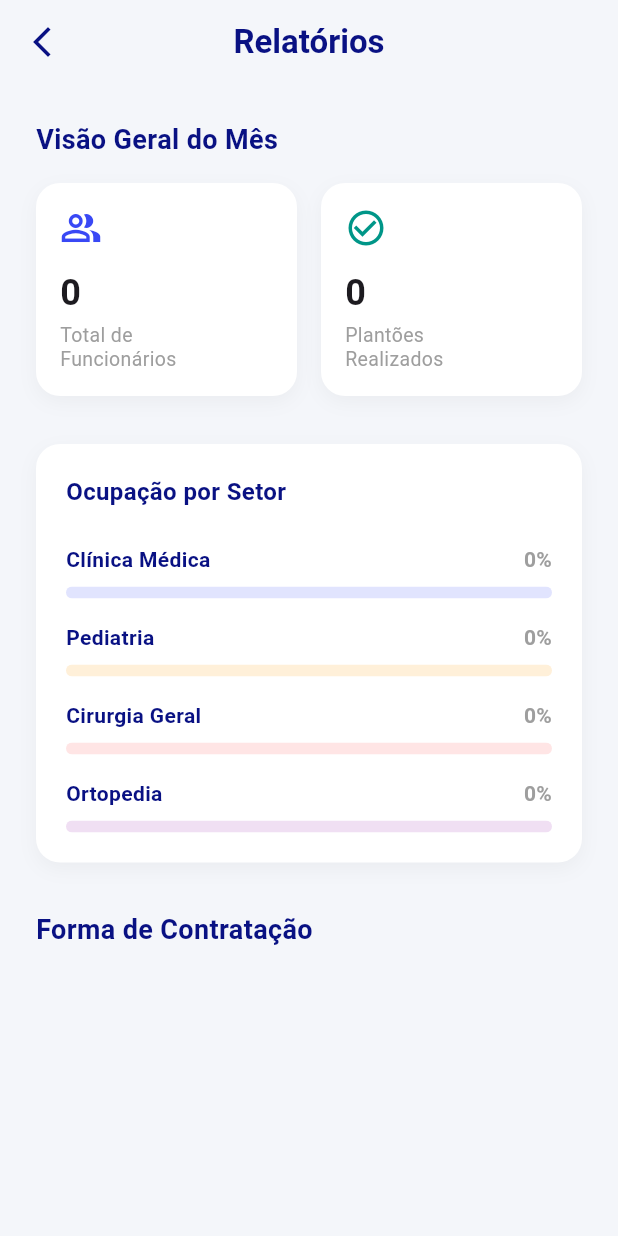
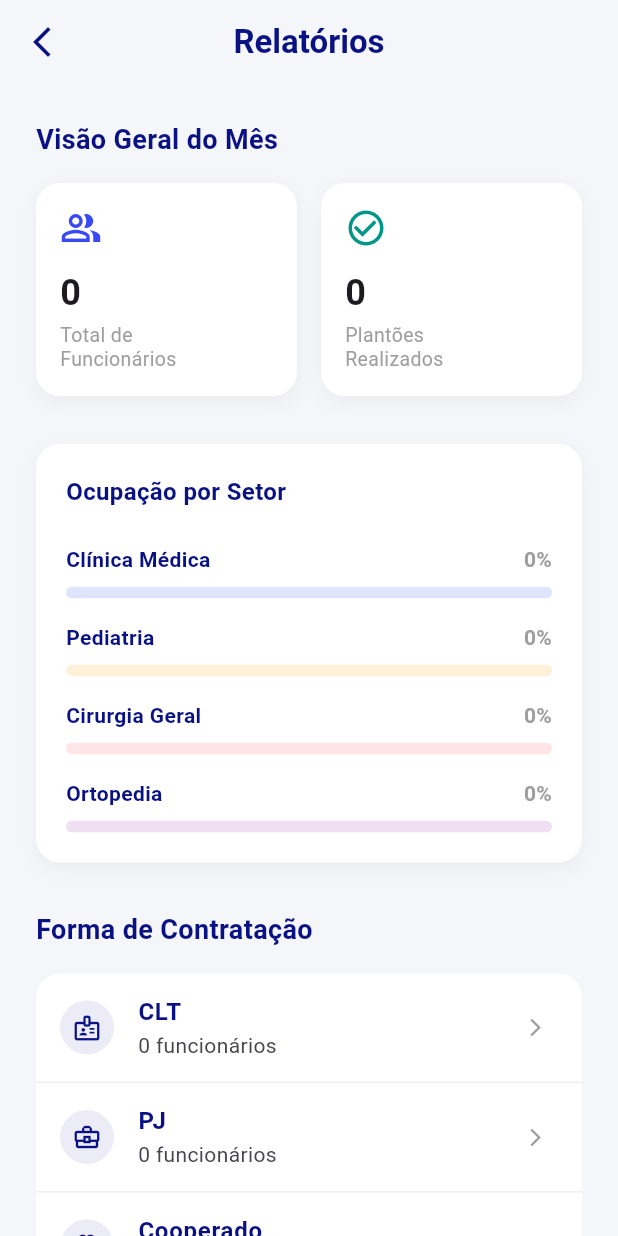
Before and after one commit to EscalaMed/frontend, a Flutter app: the TelaRelatorios screen opened directly, on a phone screen of 412 x 824 dp. Run offline on Flutter 3.47's test engine with Material 3 defaults, Android fonts, the phone set to English and light mode, and no system bars.

Commit message:
feat: lista de contrato do relatório

```diff
--- /dev/null
+++ b/lib/components/lista_de_contrato.dart
@@ -0,0 +1,33 @@
+import 'package:flutter/material.dart';
+
+class ItemListaContrato extends StatelessWidget {
+  final String titulo;
+  final String subtitulo;
+  final IconData icone;
+
+  const ItemListaContrato({
+    super.key,
+    required this.titulo,
+    required this.subtitulo,
+    required this.icone,
+  });
+
+  @override
+  Widget build(BuildContext context) {
+    const corAzulEscuro = Color.fromARGB(255, 9, 17, 131);
+
+    return ListTile(
+      leading: Container(
+        padding: const EdgeInsets.all(8),
+        decoration: BoxDecoration(
+          color: corAzulEscuro.withValues(alpha: 0.08),
+          shape: BoxShape.circle,
+        ),
+        child: Icon(icone, color: corAzulEscuro, size: 20),
+      ),
+      title: Text(titulo, style: const TextStyle(fontWeight: FontWeight.bold, color: corAzulEscuro)),
+      subtitle: Text(subtitulo),
+      trailing: const Icon(Icons.arrow_forward_ios, size: 14, color: Colors.grey),
+    );
+  }
+}
--- a/lib/screens/home/grid/pagina_relatorios.dart
+++ b/lib/screens/home/grid/pagina_relatorios.dart
@@ -1,6 +1,7 @@
 import 'package:flutter/material.dart';
 import '../../../components/card_resumo.dart';
 import '../../../components/grafico.dart';
+import '../../../components/lista_de_contrato.dart';
 
 class TelaRelatorios extends StatelessWidget {
   const TelaRelatorios({super.key});
@@ -106,7 +107,11 @@ class TelaRelatorios extends StatelessWidget {
               ),
               child: Column(
                 children: [
-
+                  const ItemListaContrato(titulo: 'CLT', subtitulo: '0 funcionários', icone: Icons.badge_outlined),
+                  const Divider(height: 1, color: Color(0xFFEEEEEE)),
+                  const ItemListaContrato(titulo: 'PJ', subtitulo: '0 funcionários', icone: Icons.business_center_outlined),
+                  const Divider(height: 1, color: Color(0xFFEEEEEE)),
+                  const ItemListaContrato(titulo: 'Cooperado', subtitulo: '0 funcionários', icone: Icons.handshake_outlined),
                 ],
               ),
             ),
```
